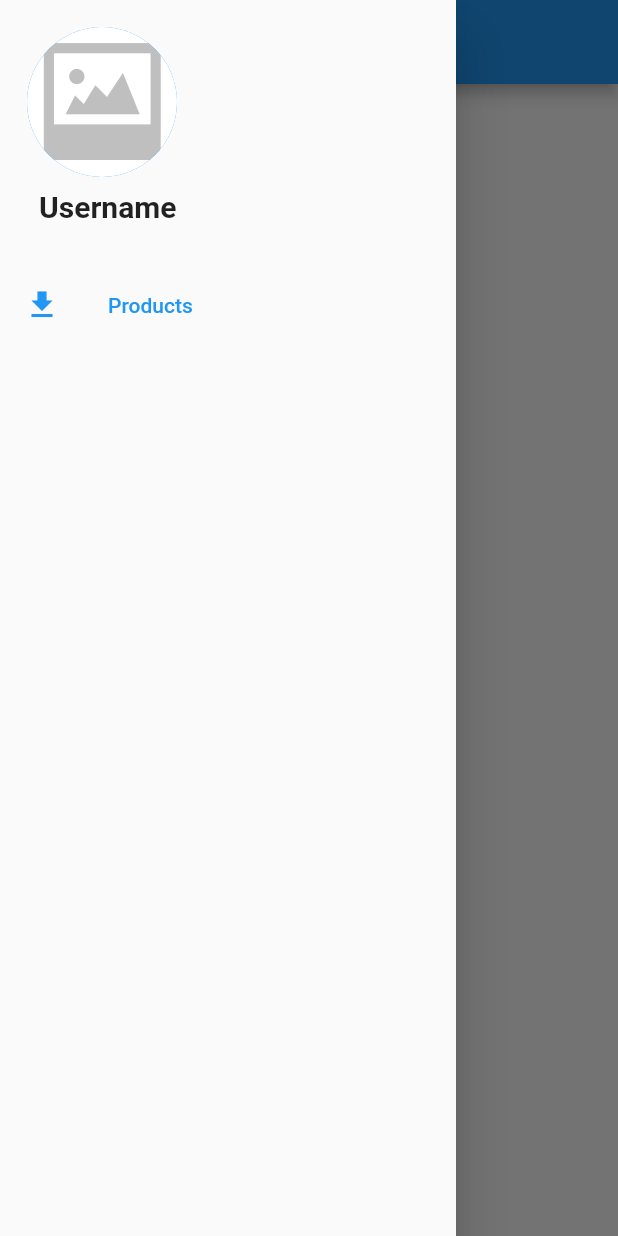
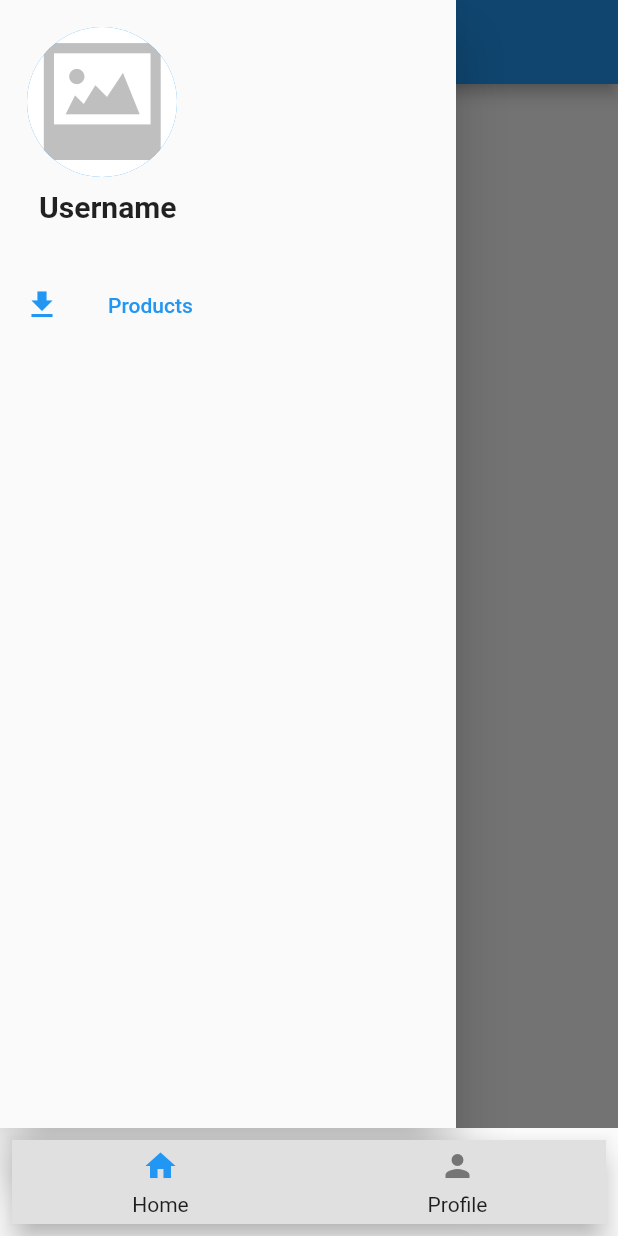
Before and after one commit to AhmedEzio47/groubuy, a Flutter app: the screen it shows after launch, after a tap on the "menu" icon, on a phone screen of 412 x 824 dp. Run offline on Flutter 3.47's test engine with Material 2 defaults, Android fonts, the phone set to English and light mode, and no system bars; drawn by our look-alikes of custom_navigation_bar; our stand-ins replace cached_network_image, cloud_firestore, file_picker, firebase_storage, fluttertoast, percent_indicator and 1 more; accounts and stored records are empty.

Commit message:
- Code Improvements - Navigation Bar

```diff
--- a/lib/constants/sizes.dart
+++ b/lib/constants/sizes.dart
@@ -1,7 +1,8 @@
 import 'package:flutter/material.dart';
 
 class Sizes {
-  static const double product_box = 80;
+  static const double small_product_box = 80;
+  static const double mid_product_box = 150;
   BuildContext context;
   setHeight(BuildContext context, double size) {
     return MediaQuery.of(context).size.height * size;
--- a/lib/main.dart
+++ b/lib/main.dart
@@ -1,7 +1,5 @@
 import 'package:flutter/material.dart';
-import 'package:groubuy/constants/constants.dart';
-import 'package:groubuy/pages/seller_home.dart';
-import 'package:groubuy/pages/user_home.dart';
+import 'package:groubuy/pages/app_page.dart';
 
 void main() {
   runApp(MyApp());
@@ -18,9 +16,7 @@ class MyApp extends StatelessWidget {
         primarySwatch: Colors.blue,
         visualDensity: VisualDensity.adaptivePlatformDensity,
       ),
-      home: Constants.userType == UserTypes.BUYER
-          ? UserHomePage()
-          : SellerHomePage(),
+      home: AppPage(),
     );
   }
 }
--- /dev/null
+++ b/lib/pages/app_page.dart
@@ -0,0 +1,61 @@
+import 'package:custom_navigation_bar/custom_navigation_bar.dart';
+import 'package:flutter/material.dart';
+import 'package:groubuy/constants/constants.dart';
+import 'package:groubuy/pages/profile.dart';
+import 'package:groubuy/pages/seller_home.dart';
+import 'package:groubuy/pages/user_home.dart';
+
+class AppPage extends StatefulWidget {
+  @override
+  _AppPageState createState() => _AppPageState();
+}
+
+class _AppPageState extends State<AppPage> {
+  var _body;
+  int _index = 0;
+  @override
+  initState() {
+    _body = Constants.userType == UserTypes.BUYER
+        ? UserHomePage()
+        : SellerHomePage();
+    super.initState();
+  }
+
+  @override
+  Widget build(BuildContext context) {
+    return Scaffold(
+      body: _body,
+      bottomNavigationBar: Padding(
+        padding: const EdgeInsets.all(8.0),
+        child: CustomNavigationBar(
+          backgroundColor: Colors.grey.shade300,
+          currentIndex: _index,
+          onTap: (index) {
+            switch (index) {
+              case 0:
+                setState(() {
+                  _index = index;
+                  _body = Constants.userType == UserTypes.BUYER
+                      ? UserHomePage()
+                      : SellerHomePage();
+                });
+                break;
+              case 1:
+                setState(() {
+                  _index = index;
+                  _body = ProfilePage();
+                });
+                break;
+            }
+          },
+          items: [
+            CustomNavigationBarItem(
+                icon: Icon(Icons.home), title: Text('Home')),
+            CustomNavigationBarItem(
+                icon: Icon(Icons.person), title: Text('Profile')),
+          ],
+        ),
+      ),
+    );
+  }
+}
--- a/lib/pages/offer_page.dart
+++ b/lib/pages/offer_page.dart
@@ -40,6 +40,8 @@ class _OfferPageState extends State<OfferPage> {
         body: Column(
           children: [
             ProductItem(
+              width: MediaQuery.of(context).size.width,
+              height: 350,
               product: _product,
             ),
             SizedBox(
--- a/lib/pages/product_page.dart
+++ b/lib/pages/product_page.dart
@@ -43,6 +43,8 @@ class _ProductPageState extends State<ProductPage> {
       body: Column(
         children: [
           ProductItem(
+            width: MediaQuery.of(context).size.width,
+            height: 350,
             product: widget.product,
           ),
           Expanded(
--- a/lib/widgets/drawer.dart
+++ b/lib/widgets/drawer.dart
@@ -3,7 +3,7 @@ import 'package:flutter/material.dart';
 import 'package:groubuy/constants/colors.dart';
 import 'package:groubuy/constants/strings.dart';
 import 'package:groubuy/pages/new_product.dart';
-import 'package:groubuy/pages/products.dart';
+import 'package:groubuy/pages/seller_home.dart';
 
 class BuildDrawer extends StatefulWidget {
   @override
@@ -63,7 +63,7 @@ class _BuildDrawerState extends State<BuildDrawer> {
           ListTile(
             onTap: () async {
               Navigator.of(context).push(MaterialPageRoute(builder: (_) {
-                return Products();
+                return SellerHomePage();
               }));
             },
             title: Text(
--- a/pubspec.yaml
+++ b/pubspec.yaml
@@ -22,6 +22,7 @@ dependencies:
   cached_network_image:
   carousel_slider: ^2.3.1
   percent_indicator: ^2.1.8
+  custom_navigation_bar: ^0.7.1
 dev_dependencies:
   flutter_test:
     sdk: flutter
```
Also changed, not shown: lib/pages/products.dart (deleted, +0 -47 lines), lib/pages/profile.dart (added, +17 -0 lines), lib/pages/seller_home.dart (+27 -48 lines), lib/widgets/product_item.dart (+53 -15 lines), pubspec.lock.
